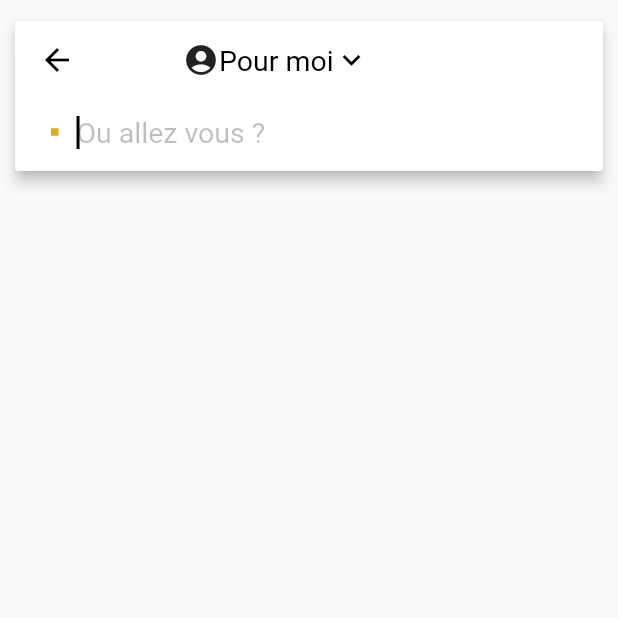
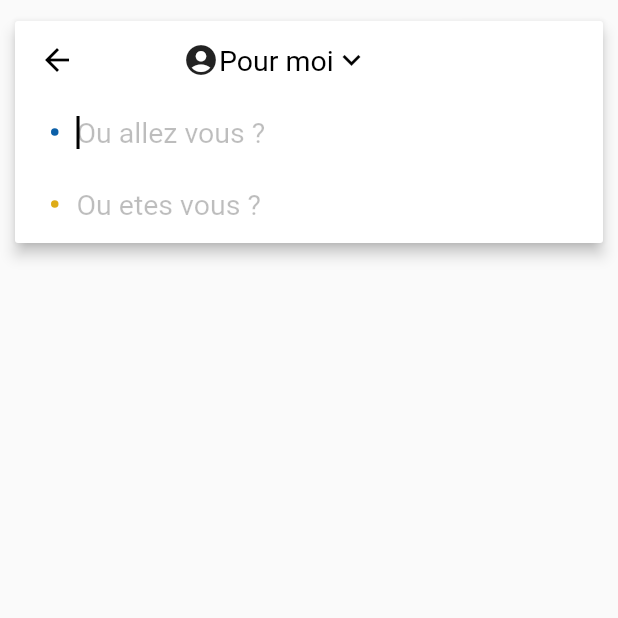
Before and after one commit to Lfoposse/Flutter_E-Takesh, a Flutter app: the DestinationPage screen opened directly, on a phone screen of 412 x 824 dp, the top half of it. Run offline on Flutter 3.47's test engine with Material 2 defaults, Android fonts, the phone set to English and light mode, and no system bars; our stand-ins replace firebase_auth, google_maps_flutter, google_sign_in, location, shared_preferences, sqflite; missing offline and left inert: country_pickers; accounts and stored records are empty.

Commit message:
Sauvegarde du 21/05/19

```diff
--- a/lib/Pages/Commande/destination_page.dart
+++ b/lib/Pages/Commande/destination_page.dart
@@ -14,14 +14,16 @@ class DestinationPage extends StatefulWidget {
 }
 
 class DestinationPageState extends State<DestinationPage> {
-  TextEditingController _searchLocation;
+  TextEditingController _searchDestination;
+  TextEditingController _searchPosition;
   RestDatasource api = new RestDatasource();
   var _locations = new List<GooglePlacesItem>();
 
   @override
   initState() {
     super.initState();
-    _searchLocation = new TextEditingController();
+    _searchDestination = new TextEditingController();
+    _searchPosition = new TextEditingController();
   }
 
   _findLocation(String input) {
@@ -98,14 +100,14 @@ class DestinationPageState extends State<DestinationPage> {
                             height: 5.0,
                             width: 5.0,
                             decoration: new BoxDecoration(
-                                shape: BoxShape.rectangle,
-                                color: Color(0xFFDEAC17)),
+                                shape: BoxShape.circle,
+                                color: Color(0xFF0C60A8)),
                           ),
                         ),
                         Expanded(
                           flex: 1,
                           child: new TextField(
-                            controller: _searchLocation,
+                            controller: _searchDestination,
                             enabled: true,
                             autofocus: true,
                             enableInteractiveSelection: true,
@@ -132,19 +134,83 @@ class DestinationPageState extends State<DestinationPage> {
                                 return;
                               } else {
                                 setState(() {
-                                  _searchLocation.text = "";
+                                  _searchDestination.text = "";
                                 });
                               }
                             },
                           ),
                         ),
-                        _searchLocation.text.isNotEmpty
+                        _searchDestination.text.isNotEmpty
                             ? Expanded(
                                 flex: 0,
                                 child: IconButton(
                                   onPressed: () {
                                     setState(() {
-                                      _searchLocation.text = "";
+                                      _searchDestination.text = "";
+                                    });
+                                  },
+                                  icon: Icon(Icons.clear, color: Colors.black),
+                                ),
+                              )
+                            : Container(),
+                      ],
+                    ),
+
+                    ///ou allez vous ?
+
+                    Row(
+                      children: <Widget>[
+                        Padding(
+                          padding: EdgeInsets.only(left: 20.0),
+                          child: Container(
+                            height: 5.0,
+                            width: 5.0,
+                            decoration: new BoxDecoration(
+                                shape: BoxShape.circle,
+                                color: Color(0xFFDEAC17)),
+                          ),
+                        ),
+                        Expanded(
+                          flex: 1,
+                          child: new TextField(
+                            enabled: false,
+                            enableInteractiveSelection: true,
+                            keyboardType: TextInputType.text,
+                            style: TextStyle(
+                              color: Colors.black,
+                              fontSize: 19.0,
+                            ),
+                            decoration: new InputDecoration(
+                              contentPadding: EdgeInsets.all(12.0),
+                              hintText: "Ou etes vous ?",
+                              hintStyle: TextStyle(color: Colors.black26),
+                              border: OutlineInputBorder(
+                                borderRadius: BorderRadius.circular(8),
+                                borderSide: BorderSide(
+                                  width: 0,
+                                  style: BorderStyle.none,
+                                ),
+                              ),
+                            ),
+                            onChanged: (text) {
+                              if (text.isNotEmpty) {
+                                _findLocation(text);
+                                return;
+                              } else {
+                                setState(() {
+                                  _searchPosition.text = "";
+                                });
+                              }
+                            },
+                          ),
+                        ),
+                        _searchPosition.text.isNotEmpty
+                            ? Expanded(
+                                flex: 0,
+                                child: IconButton(
+                                  onPressed: () {
+                                    setState(() {
+                                      _searchPosition.text = "";
                                     });
                                   },
                                   icon: Icon(Icons.clear, color: Colors.black),
--- a/lib/Pages/Commande/position_page.dart
+++ b/lib/Pages/Commande/position_page.dart
@@ -139,7 +139,7 @@ class PositionPageState extends State<PositionPage> {
                             height: 5.0,
                             width: 5.0,
                             decoration: new BoxDecoration(
-                                shape: BoxShape.rectangle,
+                                shape: BoxShape.circle,
                                 color: Color(0xFFDEAC17)),
                           ),
                         ),
```
Also changed, not shown: lib/Pages/Commande/commander.dart (+108 -101 lines), lib/Pages/Commande/services.dart (+13 -6 lines), lib/Pages/home_page.dart (+12 -5 lines), 5 other files.
